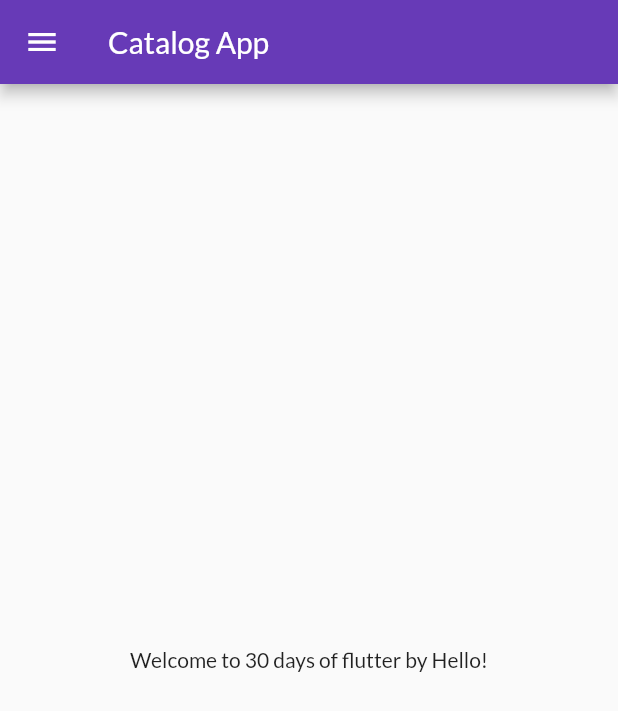
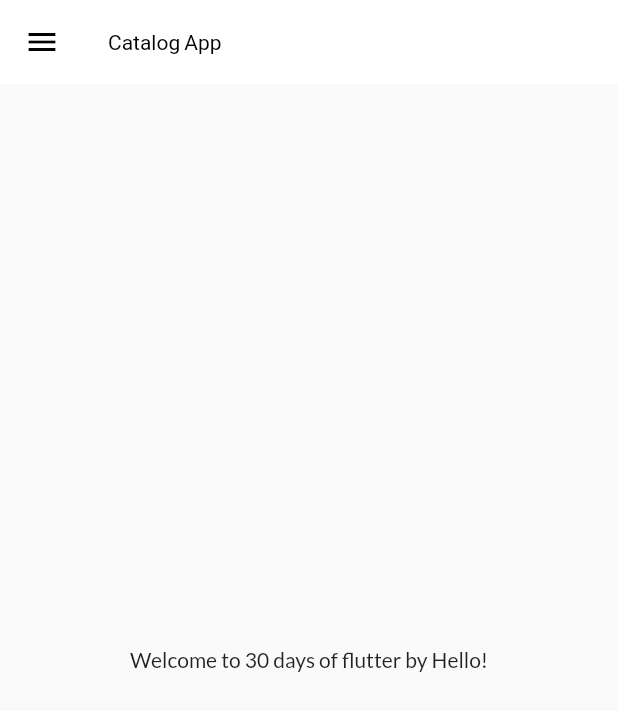
Before and after one commit to vishal2develop/30DaysOfFlutter, a Flutter app: the screen it shows after launch, on a phone screen of 412 x 824 dp. Shown: the top 711 px of the screen. Run offline on Flutter 3.47's test engine with Material 2 defaults, Android fonts, the phone set to English and light mode, and no system bars; our stand-ins replace google_fonts.

Commit message:
Theme extracted into themes.dart

```diff
--- a/lib/main.dart
+++ b/lib/main.dart
@@ -1,4 +1,5 @@
 import 'package:flutter/material.dart';
+import './widgets/themes.dart';
 import 'package:google_fonts/google_fonts.dart';
 
 import 'pages/home_page.dart';
@@ -22,12 +23,9 @@ class MyApp extends StatelessWidget {
     // Material App, Cupertino App or Widgets App
     return MaterialApp(
       themeMode: ThemeMode.light,
-      theme: ThemeData(
-          primarySwatch: Colors.deepPurple,
-          fontFamily: GoogleFonts.lato().fontFamily,
-          primaryTextTheme: GoogleFonts.latoTextTheme()),
+      theme: MyTheme.lightTheme(context),
       debugShowCheckedModeBanner: false,
-      darkTheme: ThemeData(brightness: Brightness.dark),
+      darkTheme: MyTheme.darkTheme(context),
       initialRoute: '/home',
       routes: {
         '/': (context) => LoginPage(),
--- /dev/null
+++ b/lib/widgets/themes.dart
@@ -0,0 +1,18 @@
+import 'package:flutter/material.dart';
+
+import 'package:google_fonts/google_fonts.dart';
+
+class MyTheme {
+  static ThemeData lightTheme(BuildContext context) => ThemeData(
+      primarySwatch: Colors.deepPurple,
+      fontFamily: GoogleFonts.lato().fontFamily,
+      primaryTextTheme: GoogleFonts.latoTextTheme(),
+      appBarTheme: AppBarTheme(
+          color: Colors.white,
+          elevation: 0.0,
+          iconTheme: IconThemeData(color: Colors.black),
+          titleTextStyle: TextStyle(color: Colors.black)));
+
+  static ThemeData darkTheme(BuildContext context) =>
+      ThemeData(brightness: Brightness.dark);
+}
```
